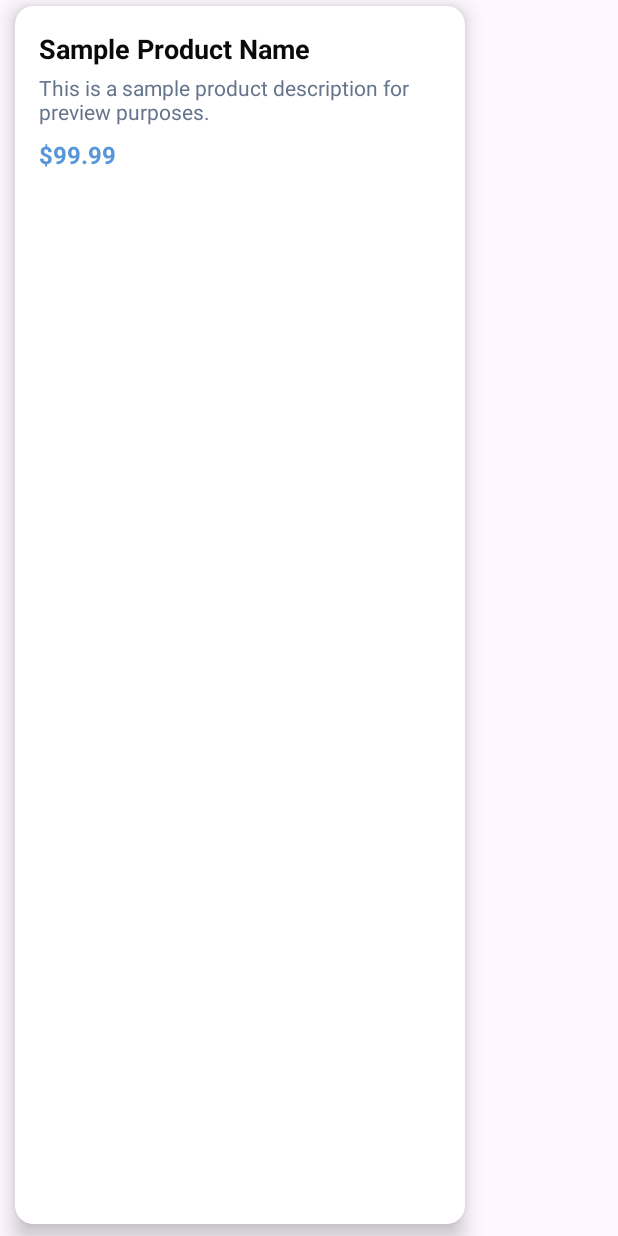
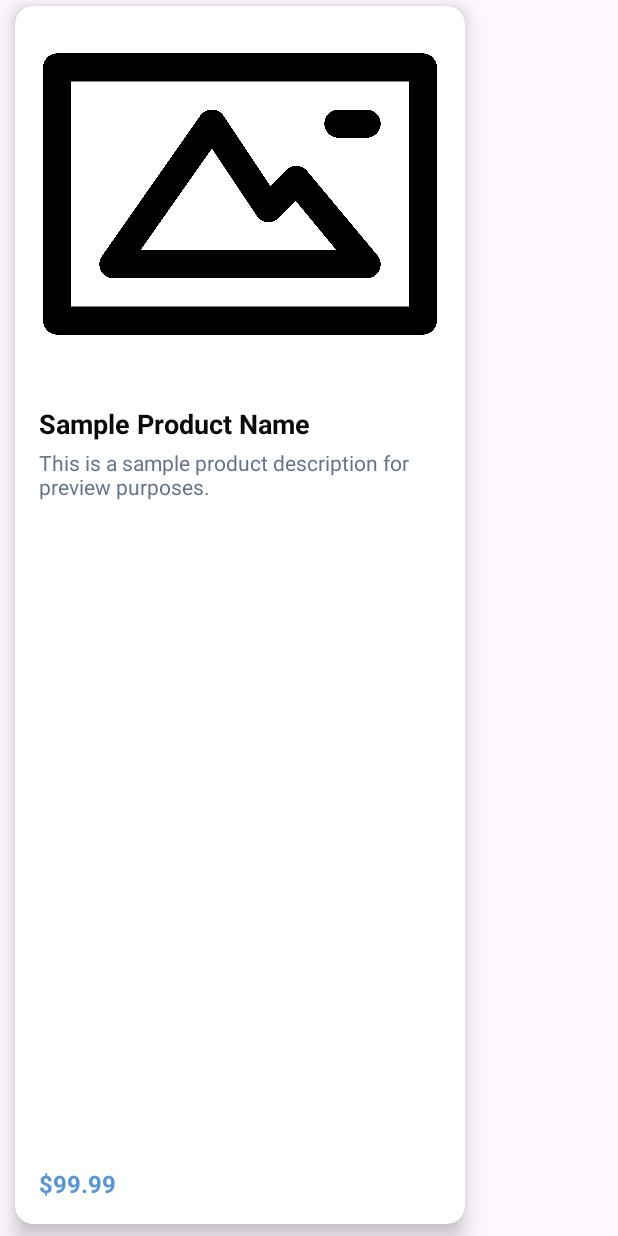
Before and after one commit to QuanHT2412/LabBooking, an Android app: the layout item_product.xml on its own in the app's theme, with its tools: preview values and no code run, on a phone screen of 412 x 824 dp. Run offline under Robolectric (Android 15) with nearby library versions, the phone set to English and light mode, and no system bars.

Commit message:
update photo on product fragment and details

```diff
--- a/app/build.gradle.kts
+++ b/app/build.gradle.kts
@@ -61,4 +61,5 @@ dependencies {
     implementation("com.google.firebase:firebase-firestore")
 
     implementation("com.google.android.gms:play-services-maps:19.0.0")
+    implementation("com.github.bumptech.glide:glide:4.16.0")
 }
--- a/app/src/main/java/io/diendanx/labbooking/activities/Home/fragments/ProductsFragment.java
+++ b/app/src/main/java/io/diendanx/labbooking/activities/Home/fragments/ProductsFragment.java
@@ -8,6 +8,7 @@ import android.view.ViewGroup;
 import android.widget.AdapterView;
 import android.widget.ArrayAdapter;
 import android.widget.Button;
+import android.widget.ImageView;
 import android.widget.ProgressBar;
 import android.widget.Spinner;
 import android.widget.TextView;
@@ -27,6 +28,7 @@ import java.util.ArrayList;
 import java.util.List;
 import java.util.Locale;
 
+import io.diendanx.labbooking.Helpers.ImageGetterUtils;
 import io.diendanx.labbooking.R;
 import io.diendanx.labbooking.activities.ProductDetail.ProductDetailActivity;
 import io.diendanx.labbooking.models.Package;
@@ -289,6 +291,8 @@ public class ProductsFragment extends Fragment {
                 holder.tvName.setText(p.getName());
                 holder.tvDescription.setText(p.getDescription());
                 holder.tvPrice.setText(formatPrice(p.getPrice()));
+                // Load image using Glide utility
+                ImageGetterUtils.loadImage(holder.itemView.getContext(), p.getImageUrl(), holder.imageProduct);
 
                 holder.itemView.setOnClickListener(v -> {
                     try {
@@ -311,12 +315,14 @@ public class ProductsFragment extends Fragment {
 
         class ProductViewHolder extends RecyclerView.ViewHolder {
             TextView tvName, tvDescription, tvPrice;
+            ImageView imageProduct;
 
             ProductViewHolder(@NonNull View itemView) {
                 super(itemView);
                 tvName = itemView.findViewById(R.id.tv_product_name);
                 tvDescription = itemView.findViewById(R.id.tv_product_description);
                 tvPrice = itemView.findViewById(R.id.tv_product_price);
+                imageProduct = itemView.findViewById(R.id.image_product);
             }
         }
 
--- a/app/src/main/res/layout/item_product.xml
+++ b/app/src/main/res/layout/item_product.xml
@@ -1,21 +1,37 @@
 <?xml version="1.0" encoding="utf-8"?>
-<androidx.cardview.widget.CardView xmlns:android="http://schemas.android.com/apk/res/android"
+<androidx.cardview.widget.CardView
+    xmlns:android="http://schemas.android.com/apk/res/android"
     xmlns:card_view="http://schemas.android.com/apk/res-auto"
     android:layout_width="300dp"
     android:layout_height="match_parent"
+    xmlns:tools="http://schemas.android.com/tools"
     card_view:cardCornerRadius="12dp"
     card_view:cardElevation="8dp"
     android:layout_marginBottom="8dp"
     android:layout_marginTop="4dp"
     android:layout_marginHorizontal="10dp">
 
-    <LinearLayout
+    <androidx.constraintlayout.widget.ConstraintLayout
         android:layout_width="match_parent"
         android:layout_height="match_parent"
         android:orientation="vertical"
-        android:padding="16dp">
+        >
+
+        <com.google.android.material.imageview.ShapeableImageView
+            android:id="@+id/image_product"
+            android:layout_width="match_parent"
+            android:layout_height="250dp"
+            android:scaleType="centerCrop"
+            android:src="@drawable/image_not_found"
+            card_view:shapeAppearanceOverlay="@style/RoundedCorners"
+            tools:ignore="ContentDescription"
+            card_view:layout_constraintStart_toStartOf="parent"
+            card_view:layout_constraintTop_toTopOf="parent"
+            />
 
         <TextView
+            android:layout_marginTop="16dp"
+            android:paddingStart="16dp"
             android:id="@+id/tv_product_name"
             android:layout_width="wrap_content"
             android:layout_height="wrap_content"
@@ -24,9 +40,13 @@
             android:textSize="18sp"
             android:textColor="@color/stone_950"
             android:maxLines="1"
-            android:ellipsize="end" />
+            android:ellipsize="end"
+            card_view:layout_constraintTop_toBottomOf="@+id/image_product"
+            card_view:layout_constraintStart_toStartOf="parent"
+            />
 
         <TextView
+            android:paddingStart="16dp"
             android:id="@+id/tv_product_description"
             android:layout_width="wrap_content"
             android:layout_height="wrap_content"
@@ -35,17 +55,24 @@
             android:textColor="@color/slate_500"
             android:layout_marginTop="4dp"
             android:maxLines="2"
-            android:ellipsize="end" />
+            android:ellipsize="end"
+            card_view:layout_constraintTop_toBottomOf="@+id/tv_product_name"
+            card_view:layout_constraintStart_toStartOf="parent"
+            />
 
         <TextView
+            card_view:layout_constraintBottom_toBottomOf="parent"
+            card_view:layout_constraintStart_toStartOf="parent"
             android:id="@+id/tv_product_price"
             android:layout_width="wrap_content"
             android:layout_height="wrap_content"
+            android:layout_marginBottom="16dp"
+            android:paddingStart="16dp"
             android:text="$99.99"
-            android:textStyle="bold"
+            android:textColor="@color/main_400"
             android:textSize="16sp"
-            android:textColor="@color/main_400"
-            android:layout_marginTop="8dp" />
+            android:textStyle="bold" />
 
-    </LinearLayout>
+
+    </androidx.constraintlayout.widget.ConstraintLayout>
 </androidx.cardview.widget.CardView>
--- a/app/src/main/res/values/themes.xml
+++ b/app/src/main/res/values/themes.xml
@@ -15,4 +15,9 @@
     <style name="OrderConfirmationToolbarTitle" parent="TextAppearance.Widget.AppCompat.Toolbar.Title">
         <item name="android:textSize">16sp</item>
     </style>
+
+    <style name="RoundedCorners">
+        <item name="cornerFamily">rounded</item>
+        <item name="cornerSize">12dp</item>
+    </style>
 </resources>
```
Also changed, not shown: app/src/main/java/io/diendanx/labbooking/Helpers/ImageGetterUtils.java (added, +22 -0 lines), app/src/main/java/io/diendanx/labbooking/activities/ProductDetail/ProductDetailActivity.java (+7 -0 lines), app/src/main/res/layout/activity_product_detail.xml (+16 -11 lines).
